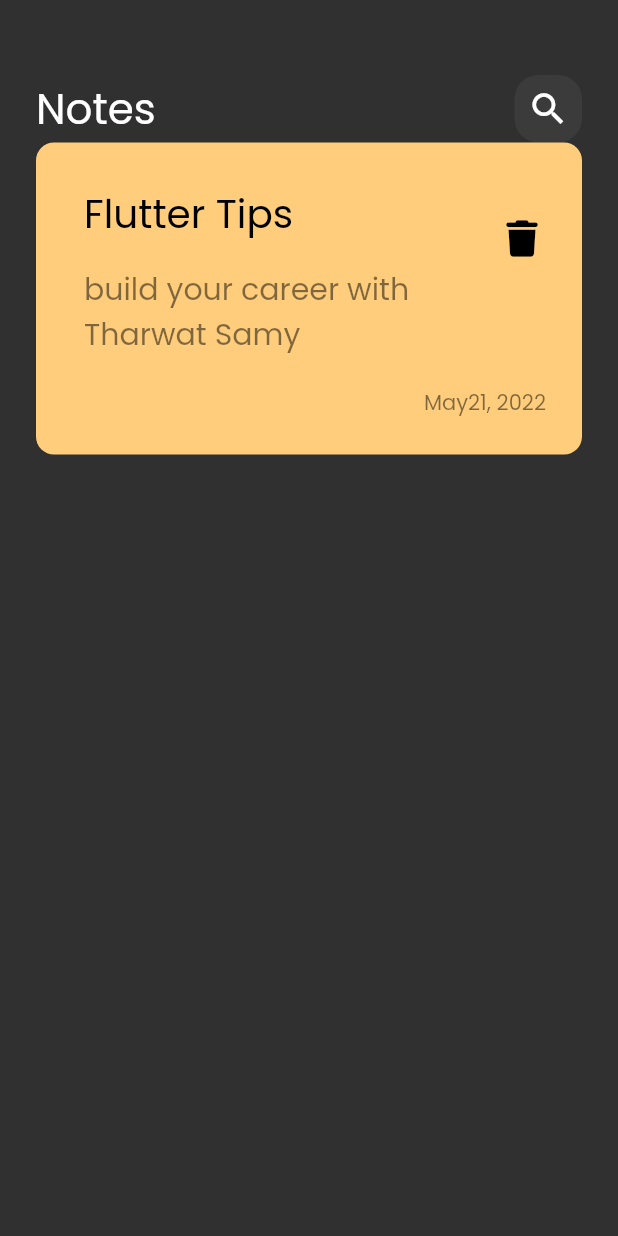
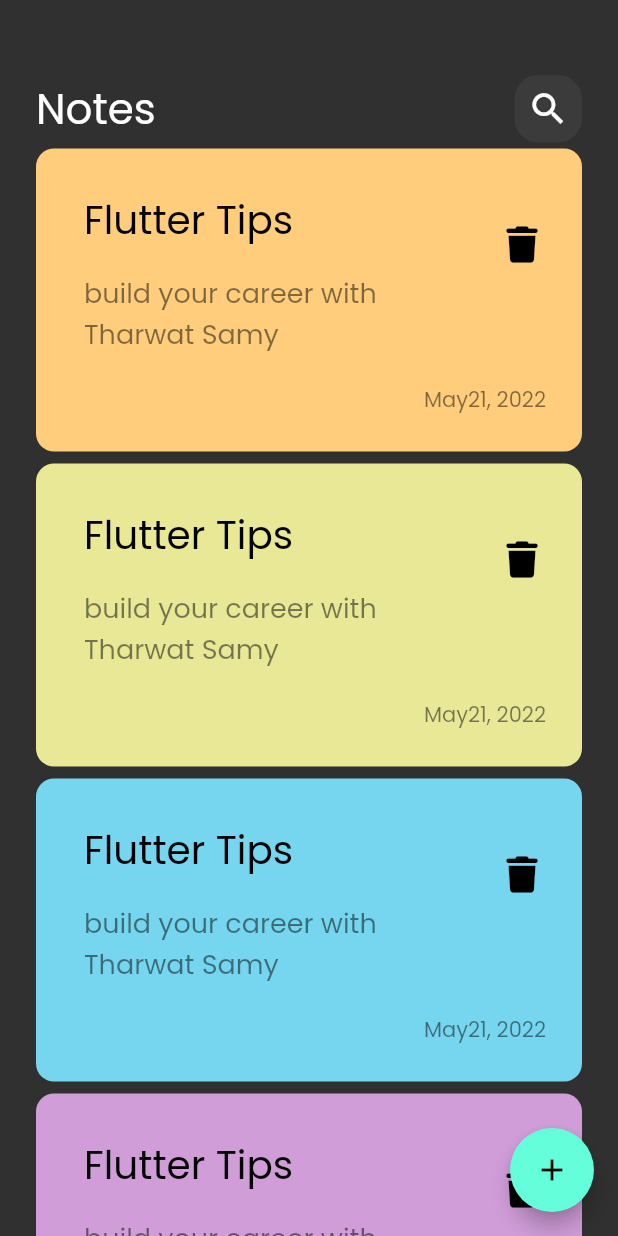
Before and after one commit to anasosama0/notes_app, a Flutter app: the screen it shows after launch, on a phone screen of 412 x 824 dp. Run offline on Flutter 3.47's test engine with Material 2 defaults, Android fonts, the phone set to English and light mode, and no system bars; our stand-ins replace font_awesome_flutter.

Commit message:
change colors of NoteItem and add FloatingActionButton

```diff
--- a/lib/views/notes_view.dart
+++ b/lib/views/notes_view.dart
@@ -6,8 +6,9 @@ class NotesView extends StatelessWidget {
 
   @override
   Widget build(BuildContext context) {
-    return const Scaffold(
-      body: NoteViewBody(),
+    return  Scaffold(
+      floatingActionButton: FloatingActionButton(onPressed: (){},child: const Icon(Icons.add),),
+      body: const NoteViewBody(),
     );
   }
 }
--- a/lib/views/widgets/note_item.dart
+++ b/lib/views/widgets/note_item.dart
@@ -2,14 +2,15 @@ import 'package:flutter/material.dart';
 import 'package:font_awesome_flutter/font_awesome_flutter.dart';
 
 class NoteItem extends StatelessWidget {
-  const NoteItem({super.key});
+  const NoteItem({super.key,required this.backgroundColor});
 
+final Color backgroundColor;
   @override
   Widget build(BuildContext context) {
     return Container(
       padding: const EdgeInsets.only(left: 16,top: 24,bottom: 24),
       decoration: BoxDecoration(
-          color: const Color(0xffffcd7b),
+          color: backgroundColor,
           borderRadius: BorderRadius.circular(12)),
       child: Column(
         crossAxisAlignment: CrossAxisAlignment.end,
@@ -24,7 +25,7 @@ class NoteItem extends StatelessWidget {
               child: Text(
                 'build your career with Tharwat Samy',
                 style:
-                    TextStyle(fontSize: 20, color: Colors.black.withOpacity(.5)),
+                    TextStyle(fontSize: 18, color: Colors.black.withOpacity(.5)),
               ),
             ),
             trailing: IconButton(
--- /dev/null
+++ b/lib/views/widgets/note_list_view.dart
@@ -0,0 +1,23 @@
+import 'package:flutter/material.dart';
+import 'note_item.dart';
+
+class NotesListView extends StatelessWidget {
+  const NotesListView({super.key});
+final data = const [
+  Color(0xffFFCD7B),
+  Color(0xffE8E897),
+  Color(0xff77D6EF),
+  Color(0xffD19DD9)
+];
+  @override
+  Widget build(BuildContext context) {
+    return ListView.builder(itemBuilder: (context, index) {
+      return  Padding(
+        padding:  const EdgeInsets.symmetric(vertical: 4),
+        child: NoteItem(backgroundColor: data[index],),
+      );
+    },
+    itemCount: data.length,
+    );
+  }
+}
--- a/lib/views/widgets/note_view_body.dart
+++ b/lib/views/widgets/note_view_body.dart
@@ -1,7 +1,6 @@
 import 'package:flutter/material.dart';
 import 'package:notes_app/views/widgets/custom_app_bar.dart';
-
-import 'note_item.dart';
+import 'note_list_view.dart';
 
 class NoteViewBody extends StatelessWidget {
   const NoteViewBody({super.key});
@@ -16,7 +15,7 @@ class NoteViewBody extends StatelessWidget {
             height: 50,
           ),
           CustomAppBar(),
-          NoteItem()
+          Expanded(child: NotesListView())
         ],
       ),
     );
```
